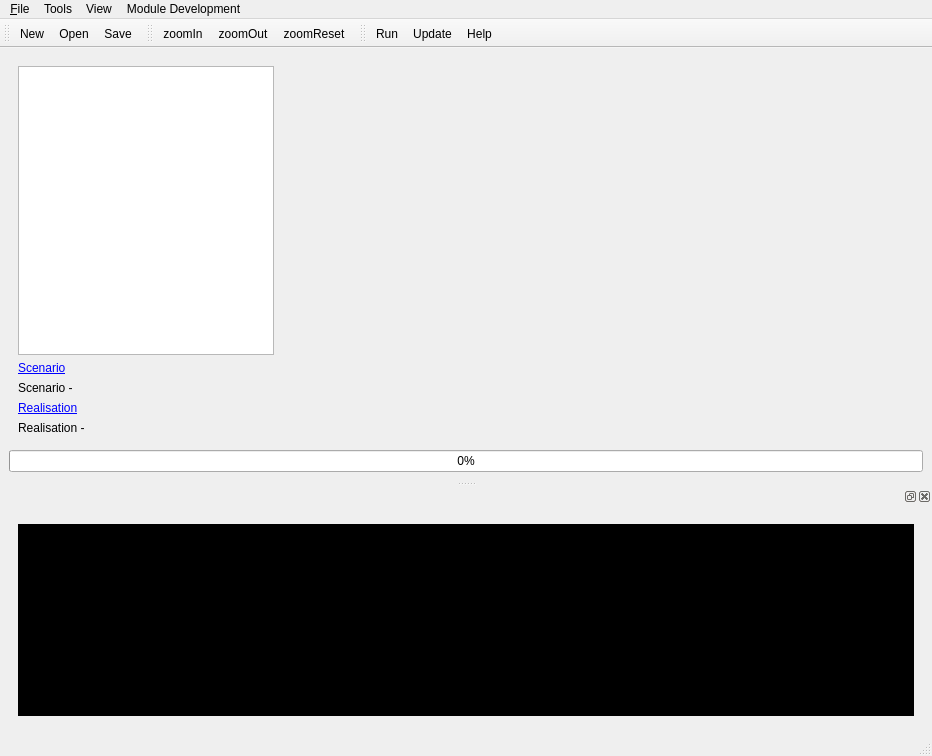
Qt form src/libdynamind-gui/dmmainwindow.ui (iut-ibk/P8-WSC-GUI) before a commit.
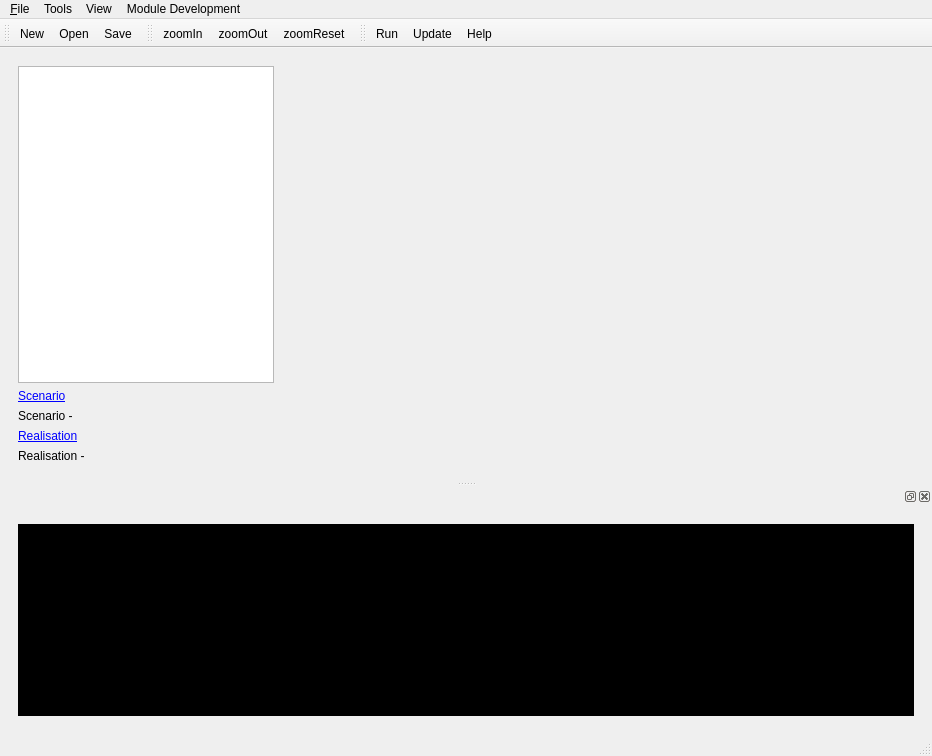
The same form after that commit. Icons and pictures are not drawn.

Commit message: implemented a progress which is shown when a module runs

The edit to the form file:
```diff
--- a/src/libdynamind-gui/dmmainwindow.ui
+++ b/src/libdynamind-gui/dmmainwindow.ui
@@ -118,13 +118,6 @@
       </layout>
      </widget>
     </item>
-    <item>
-     <widget class="QProgressBar" name="progressBar">
-      <property name="value">
-       <number>0</number>
-      </property>
-     </widget>
-    </item>
    </layout>
   </widget>
   <widget class="QMenuBar" name="menubar">
```
Left out of the diff: 2 changed lines with no effect on the pictures. The commit also changes 5 other files.
